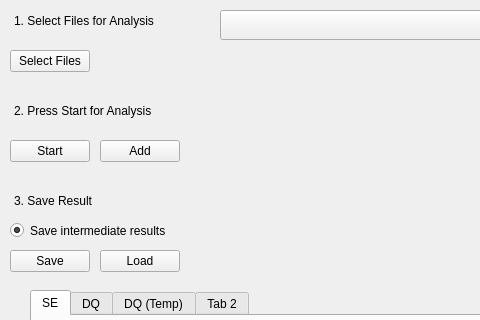
The window that form.ui (timesama/M2-Approach) describes before a commit, drawn with Qt 5; both pictures show x 0 to 480 and y 0 to 320 of the 1100 by 700 pixel window.
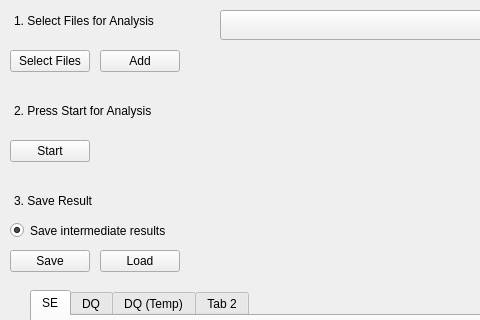
The same window after the commit. Custom widgets are drawn as their Qt base class.

Commit message: Add btn moved up

```diff
--- a/form.ui
+++ b/form.ui
@@ -816,7 +816,7 @@
     <property name="geometry">
      <rect>
       <x>100</x>
-      <y>140</y>
+      <y>50</y>
       <width>80</width>
       <height>22</height>
      </rect>
```
